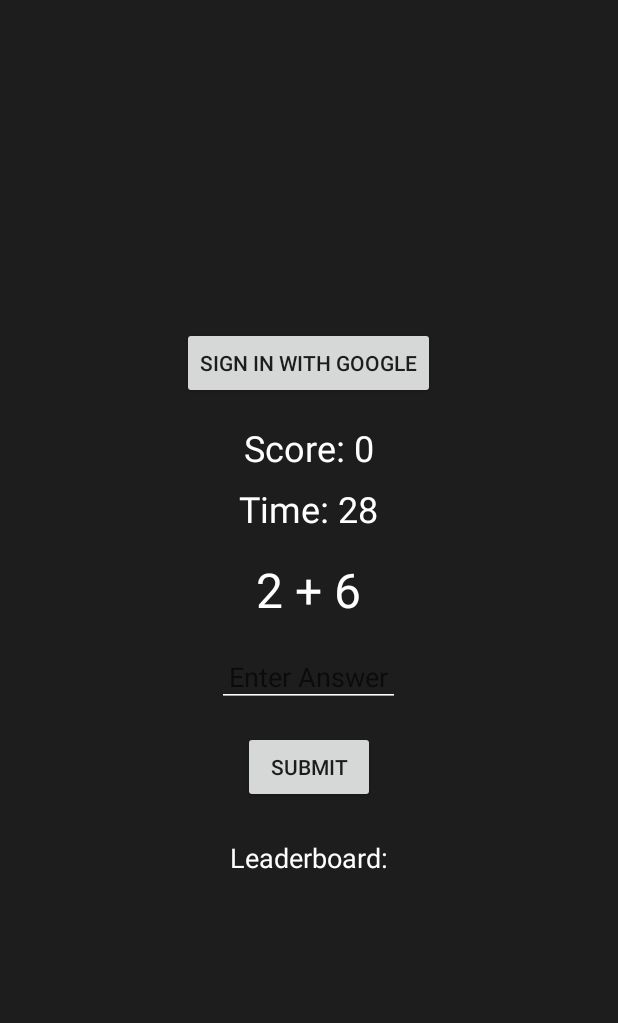
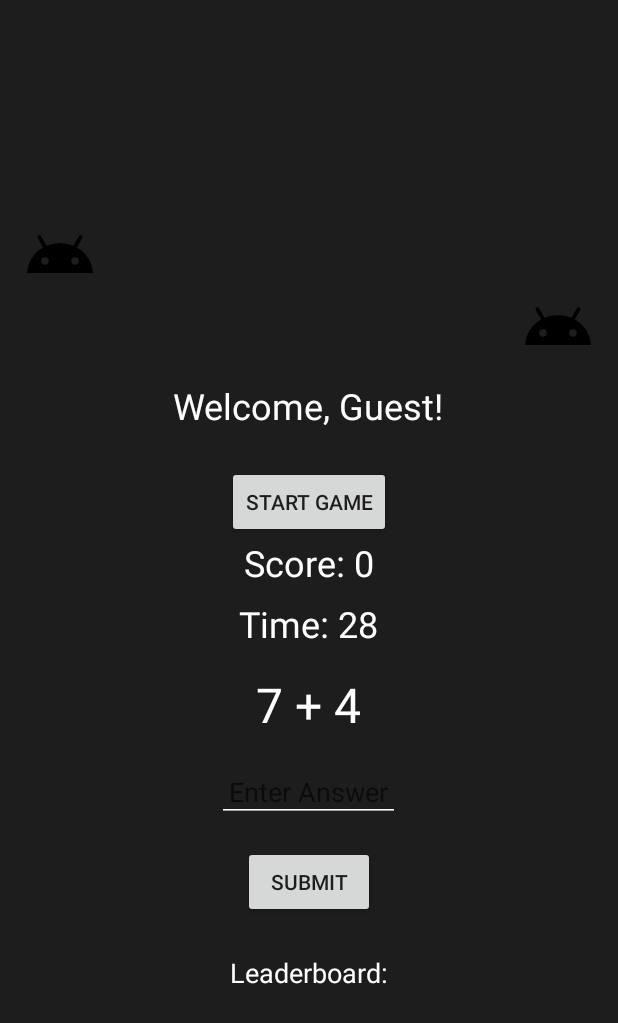
Before and after one commit to nateshsep24/QuickMathGame, an Android app built with Jetpack Compose: the screen it shows after launch (MainActivity), after a tap on "START GAME", on a phone screen of 412 x 824 dp. Shown: the top 1023 px of the screen. Run offline under Robolectric (Android 15) with nearby library versions, the phone set to English and light mode, and no system bars; our stand-ins replace Firebase (no records; nobody signed in at launch, a user with empty details on screens opened directly); 3 other taps on this screen came first.

Commit message:
Added google signin and guest mode

```diff
--- a/app/src/main/java/com/example/quickmathgame/MainActivity.kt
+++ b/app/src/main/java/com/example/quickmathgame/MainActivity.kt
@@ -5,10 +5,9 @@ import android.content.SharedPreferences
 import android.media.MediaPlayer
 import android.os.Bundle
 import android.os.CountDownTimer
-import android.widget.Button
-import android.widget.EditText
-import android.widget.TextView
-import android.widget.Toast
+import android.view.View
+import android.widget.*
+import androidx.appcompat.app.AlertDialog
 import androidx.appcompat.app.AppCompatActivity
 import com.google.android.gms.auth.api.signin.GoogleSignIn
 import com.google.android.gms.auth.api.signin.GoogleSignInAccount
@@ -22,7 +21,15 @@ import com.google.firebase.auth.GoogleAuthProvider
 import kotlin.random.Random
 
 class MainActivity : AppCompatActivity() {
-    private lateinit var startButton: Button
+
+    private lateinit var signInWithGoogleButton: Button
+    private lateinit var guestButton: Button
+    private lateinit var profileIcon: ImageView
+    private lateinit var settingsIcon: ImageView
+    private lateinit var welcomeTextView: TextView
+    private lateinit var startGameButton: Button
+    private lateinit var auth: FirebaseAuth
+    private lateinit var googleSignInClient: GoogleSignInClient
     private lateinit var questionTextView: TextView
     private lateinit var scoreTextView: TextView
     private lateinit var timerTextView: TextView
@@ -30,9 +37,6 @@ class MainActivity : AppCompatActivity() {
     private lateinit var answerEditText: EditText
     private lateinit var submitButton: Button
     private lateinit var playAgainButton: Button
-    private lateinit var googleSignInButton: Button
-    private lateinit var auth: FirebaseAuth
-    private lateinit var googleSignInClient: GoogleSignInClient
     private val RC_SIGN_IN = 1
 
     // Game variables
@@ -54,7 +58,13 @@ class MainActivity : AppCompatActivity() {
         super.onCreate(savedInstanceState)
         setContentView(R.layout.activity_main)
 
-        startButton = findViewById(R.id.startButton)
+        // Initialize views
+        signInWithGoogleButton = findViewById(R.id.signInWithGoogleButton)
+        guestButton = findViewById(R.id.guestButton)
+        profileIcon = findViewById(R.id.profileIcon)
+        settingsIcon = findViewById(R.id.settingsIcon)
+        welcomeTextView = findViewById(R.id.welcomeTextView)
+        startGameButton = findViewById(R.id.startGameButton)
         questionTextView = findViewById(R.id.questionTextView)
         scoreTextView = findViewById(R.id.scoreTextView)
         timerTextView = findViewById(R.id.timerTextView)
@@ -62,7 +72,7 @@ class MainActivity : AppCompatActivity() {
         answerEditText = findViewById(R.id.answerEditText)
         submitButton = findViewById(R.id.submitButton)
         playAgainButton = findViewById(R.id.playAgainButton)
-        googleSignInButton = findViewById(R.id.googleSignInButton)
+
         auth = FirebaseAuth.getInstance()
 
         correctSound = MediaPlayer.create(this, R.raw.correct_sound)
@@ -78,14 +88,23 @@ class MainActivity : AppCompatActivity() {
             .build()
         googleSignInClient = GoogleSignIn.getClient(this, gso)
 
-        googleSignInButton.setOnClickListener {
+        signInWithGoogleButton.setOnClickListener {
             signIn()
         }
 
-        startButton.setOnClickListener {
-            startButton.visibility = Button.GONE
-            showGameUI()
-            startGame()
+        guestButton.setOnClickListener {
+            setupGuestUser()
+            displayGameUI()
+            startGame() // Start the game as a guest
+        }
+
+        profileIcon.setOnClickListener {
+            showMenu()
+        }
+
+        startGameButton.setOnClickListener {
+            displayGameUI()
+            startGame() // Start the game when logged in
         }
 
         submitButton.setOnClickListener {
@@ -98,7 +117,109 @@ class MainActivity : AppCompatActivity() {
         }
     }
 
+    private fun signIn() {
+        val signInIntent: Intent = googleSignInClient.signInIntent
+        startActivityForResult(signInIntent, RC_SIGN_IN)
+    }
+
+    private fun setupGuestUser() {
+        displayUserInterface("Guest")
+        saveUserLocally("Guest")
+    }
+
+    private fun saveUserLocally(userName: String) {
+        val editor = preferences.edit()
+        editor.putString("last_logged_in_user", userName)
+        editor.apply()
+    }
+
+    override fun onActivityResult(requestCode: Int, resultCode: Int, data: Intent?) {
+        super.onActivityResult(requestCode, resultCode, data)
+        if (requestCode == RC_SIGN_IN) {
+            val task: Task<GoogleSignInAccount> = GoogleSignIn.getSignedInAccountFromIntent(data)
+            try {
+                val account = task.getResult(ApiException::class.java)
+                firebaseAuthWithGoogle(account)
+            } catch (e: ApiException) {
+                Toast.makeText(this, "Sign-In Failed", Toast.LENGTH_LONG).show()
+            }
+        }
+    }
+
+    private fun firebaseAuthWithGoogle(account: GoogleSignInAccount?) {
+        if (account != null) {
+            val credential = GoogleAuthProvider.getCredential(account.idToken, null)
+            auth.signInWithCredential(credential)
+                .addOnCompleteListener(this) { task ->
+                    if (task.isSuccessful) {
+                        val user = auth.currentUser
+                        displayUserInterface(user?.displayName ?: "User")
+                        saveUserLocally(user?.displayName ?: "User")
+                    } else {
+                        Toast.makeText(this, "Firebase Authentication Failed", Toast.LENGTH_SHORT).show()
+                    }
+                }
+        }
+    }
+
+    private fun displayUserInterface(userName: String) {
+        signInWithGoogleButton.visibility = View.GONE
+        guestButton.visibility = View.GONE
+
+        profileIcon.visibility = View.VISIBLE
+        settingsIcon.visibility = View.VISIBLE
+        welcomeTextView.visibility = View.VISIBLE
+        startGameButton.visibility = View.VISIBLE
+
+        welcomeTextView.text = "Welcome, $userName!"
+    }
+
+    private fun showMenu() {
+        val options = arrayOf("High Score", "Logout")
+        val builder = AlertDialog.Builder(this)
+        builder.setItems(options) { dialog, which ->
+            when (which) {
+                0 -> showHighScores()
+                1 -> logoutUser()
+            }
+        }
+        builder.show()
+    }
+
+    private fun showHighScores() {
+        val highScores = getTop10HighScores() // Placeholder function for high scores retrieval
+        val highScoresText = highScores.joinToString("\n") { "Score: $it" }
+
+        val builder = AlertDialog.Builder(this)
+        builder.setTitle("Top 10 High Scores")
+        builder.setMessage(highScoresText)
+        builder.setPositiveButton("Close") { dialog, _ ->
+            dialog.dismiss()
+        }
+        builder.show()
+    }
+
+    private fun logoutUser() {
+        auth.signOut()
+        googleSignInClient.signOut().addOnCompleteListener {
+            // Reset UI to initial state
+            profileIcon.visibility = View.GONE
+            settingsIcon.visibility = View.GONE
+            welcomeTextView.visibility = View.GONE
+            startGameButton.visibility = View.GONE
+
+            signInWithGoogleButton.visibility = View.VISIBLE
+            guestButton.visibility = View.VISIBLE
+        }
+    }
+
+    private fun getTop10HighScores(): List<Int> {
+        // Placeholder function - Replace with actual high score logic
+        return listOf(100, 95, 90, 85, 80, 75, 70, 65, 60, 55)
+    }
+
     private fun startGame() {
+        // Implement the game start logic here
         score = 0
         comboCount = 0
         difficultyLevel = 1
@@ -111,13 +232,17 @@ class MainActivity : AppCompatActivity() {
         submitButton.isEnabled = true
     }
 
-    private fun showGameUI() {
-        scoreTextView.visibility = TextView.VISIBLE
-        timerTextView.visibility = TextView.VISIBLE
-        questionTextView.visibility = TextView.VISIBLE
-        answerEditText.visibility = EditText.VISIBLE
-        submitButton.visibility = Button.VISIBLE
-        leaderboardTextView.visibility = TextView.VISIBLE
+    private fun displayGameUI() {
+        scoreTextView.visibility = View.VISIBLE
+        timerTextView.visibility = View.VISIBLE
+        questionTextView.visibility = View.VISIBLE
+        answerEditText.visibility = View.VISIBLE
+        submitButton.visibility = View.VISIBLE
+        leaderboardTextView.visibility = View.VISIBLE
+    }
+
+    private fun updateScore() {
+        scoreTextView.text = "Score: $score"
     }
 
     private fun generateQuestion() {
@@ -156,6 +281,33 @@ class MainActivity : AppCompatActivity() {
         }.start()
     }
 
+    private fun updateTimer() {
+        val secondsLeft = (timeLeft / 1000).toInt()
+        timerTextView.text = "Time: $secondsLeft"
+    }
+
+    private fun gameOver() {
+        if (score > highScore) {
+            highScore = score
+            preferences.edit().putInt("high_score", highScore).apply()
+            Toast.makeText(this, "New High Score!", Toast.LENGTH_SHORT).show()
+        }
+        updateLeaderboard()
+        timerTextView.text = "Time's up!"
+        submitButton.isEnabled = false
+        playAgainButton.visibility = Button.VISIBLE
+        questionTextView.text = "Game Over! Your score: $score\nHigh Score: $highScore"
+    }
+
+    private fun updateLeaderboard() {
+        var scores = preferences.getStringSet("leaderboard", mutableSetOf())?.toMutableList() ?: mutableListOf()
+        scores.add(score.toString())
+        scores.sortByDescending { it.toInt() }
+        if (scores.size > 3) scores = scores.take(3).toMutableList()
+        preferences.edit().putStringSet("leaderboard", scores.toSet()).apply()
+        leaderboardTextView.text = "Leaderboard:\n" + scores.joinToString("\n")
+    }
+
     private fun checkAnswer() {
         val answer = answerEditText.text.toString().toIntOrNull()
         if (answer == correctAnswer) {
@@ -183,95 +335,9 @@ class MainActivity : AppCompatActivity() {
         }
     }
 
-    private fun updateScore() {
-        scoreTextView.text = "Score: $score"
-    }
-
-    private fun updateTimer() {
-        val secondsLeft = (timeLeft / 1000).toInt()
-        timerTextView.text = "Time: $secondsLeft"
-    }
-
-    private fun updateLeaderboard() {
-        var scores = preferences.getStringSet("leaderboard", mutableSetOf())?.toMutableList() ?: mutableListOf()
-        scores.add(score.toString())
-        scores.sortByDescending { it.toInt() }
-        if (scores.size > 3) scores = scores.take(3).toMutableList()
-        preferences.edit().putStringSet("leaderboard", scores.toSet()).apply()
-        leaderboardTextView.text = "Leaderboard:\n" + scores.joinToString("\n")
-    }
-
-    private fun gameOver() {
-        if (score > highScore) {
-            highScore = score
-            preferences.edit().putInt("high_score", highScore).apply()
-            Toast.makeText(this, "New High Score!", Toast.LENGTH_SHORT).show()
-        }
-        updateLeaderboard()
-        timerTextView.text = "Time's up!"
-        submitButton.isEnabled = false
-        playAgainButton.visibility = Button.VISIBLE
-        questionTextView.text = "Game Over! Your score: $score\nHigh Score: $highScore"
-    }
-
     override fun onDestroy() {
         super.onDestroy()
         correctSound.release()
         incorrectSound.release()
     }
-    private fun signIn() {
-        val signInIntent: Intent = googleSignInClient.signInIntent
-        startActivityForResult(signInIntent, RC_SIGN_IN)
-    }
-
-    override fun onActivityResult(requestCode: Int, resultCode: Int, data: Intent?) {
-        super.onActivityResult(requestCode, resultCode, data)
-
-        if (requestCode == RC_SIGN_IN) {
-            val task: Task<GoogleSignInAccount> = GoogleSignIn.getSignedInAccountFromIntent(data)
-            handleSignInResult(task)
-        }
-    }
-
-    private fun handleSignInResult(completedTask: Task<GoogleSignInAccount>) {
-        try {
-            val account = completedTask.getResult(ApiException::class.java)
-            firebaseAuthWithGoogle(account)
-        } catch (e: ApiException) {
-            // Sign-in failed
-            updateUI(null)
-            Toast.makeText(this, "Sign-In Failed", Toast.LENGTH_LONG).show()
-        }
-    }
-
-    private fun firebaseAuthWithGoogle(account: GoogleSignInAccount?) {
-        if (account != null) {
-            val credential = GoogleAuthProvider.getCredential(account.idToken, null)
-            auth.signInWithCredential(credential)
-                .addOnCompleteListener(this) { task ->
-                    if (task.isSuccessful) {
-                        // Sign-in success
-                        val user = auth.currentUser
-                        updateUI(user)
-                    } else {
-                        // Sign-in failed, get the error
-                        val exception = task.exception
-                        Toast.makeText(this, "Firebase Authentication Failed: ${exception?.message}", Toast.LENGTH_SHORT).show()
-                        updateUI(null)
-                    }
-                }
-        }
-    }
-
-    private fun updateUI(user: FirebaseUser?) {
-        if (user != null) {
-            Toast.makeText(this, "Welcome, ${user.displayName}", Toast.LENGTH_SHORT).show()
-            leaderboardTextView.visibility = TextView.VISIBLE
-            leaderboardTextView.text = "User: ${user.displayName}\n" + leaderboardTextView.text
-        } else {
-            leaderboardTextView.visibility = TextView.GONE
-        }
-    }
-
-    // Rest of the game code (unchanged)
 }
--- /dev/null
+++ b/app/src/main/res/drawable/ic_profile.xml
@@ -0,0 +1,5 @@
+<vector xmlns:android="http://schemas.android.com/apk/res/android" android:height="24dp" android:tint="#000000" android:viewportHeight="24" android:viewportWidth="24" android:width="24dp">
+
+    <path android:fillColor="#FF000000" android:pathData="M17.6,11.48 L19.44,8.3a0.63,0.63 0,0 0,-1.09 -0.63l-1.88,3.24a11.43,11.43 0,0 0,-8.94 0L5.65,7.67a0.63,0.63 0,0 0,-1.09 0.63L6.4,11.48A10.81,10.81 0,0 0,1 20L23,20A10.81,10.81 0,0 0,17.6 11.48ZM7,17.25A1.25,1.25 0,1 1,8.25 16,1.25 1.25,0 0,1 7,17.25ZM17,17.25A1.25,1.25 0,1 1,18.25 16,1.25 1.25,0 0,1 17,17.25Z"/>
+
+</vector>
--- /dev/null
+++ b/app/src/main/res/drawable/ic_settings.xml
@@ -0,0 +1,5 @@
+<vector xmlns:android="http://schemas.android.com/apk/res/android" android:height="24dp" android:tint="#000000" android:viewportHeight="24" android:viewportWidth="24" android:width="24dp">
+
+    <path android:fillColor="#FF000000" android:pathData="M17.6,11.48 L19.44,8.3a0.63,0.63 0,0 0,-1.09 -0.63l-1.88,3.24a11.43,11.43 0,0 0,-8.94 0L5.65,7.67a0.63,0.63 0,0 0,-1.09 0.63L6.4,11.48A10.81,10.81 0,0 0,1 20L23,20A10.81,10.81 0,0 0,17.6 11.48ZM7,17.25A1.25,1.25 0,1 1,8.25 16,1.25 1.25,0 0,1 7,17.25ZM17,17.25A1.25,1.25 0,1 1,18.25 16,1.25 1.25,0 0,1 17,17.25Z"/>
+
+</vector>
--- a/app/src/main/res/layout/activity_main.xml
+++ b/app/src/main/res/layout/activity_main.xml
@@ -8,19 +8,57 @@
 
     <!-- Google Sign-In Button -->
     <Button
-        android:id="@+id/googleSignInButton"
+        android:id="@+id/signInWithGoogleButton"
         android:layout_width="wrap_content"
         android:layout_height="wrap_content"
         android:layout_marginBottom="16dp"
         android:text="Sign In with Google" />
 
-    <!-- Start Button -->
+    <!-- Guest Button -->
     <Button
-        android:id="@+id/startButton"
+        android:id="@+id/guestButton"
         android:layout_width="wrap_content"
         android:layout_height="wrap_content"
         android:layout_marginBottom="16dp"
-        android:text="Start Game" />
+        android:text="Guest" />
+
+    <!-- Profile Icon -->
+    <ImageView
+        android:id="@+id/profileIcon"
+        android:layout_width="48dp"
+        android:layout_height="48dp"
+        android:src="@drawable/ic_profile"
+        android:visibility="gone"
+        android:layout_gravity="start" />
+
+    <!-- Settings Icon -->
+    <ImageView
+        android:id="@+id/settingsIcon"
+        android:layout_width="48dp"
+        android:layout_height="48dp"
+        android:src="@drawable/ic_settings"
+        android:visibility="gone"
+        android:layout_gravity="end" />
+
+    <!-- Welcome Username Text -->
+    <TextView
+        android:id="@+id/welcomeTextView"
+        android:layout_width="wrap_content"
+        android:layout_height="wrap_content"
+        android:text="Welcome, User!"
+        android:textSize="24sp"
+        android:textColor="#FFFFFF"
+        android:visibility="gone"
+        android:layout_marginTop="16dp" />
+
+    <!-- Start Game Button -->
+    <Button
+        android:id="@+id/startGameButton"
+        android:layout_width="wrap_content"
+        android:layout_height="wrap_content"
+        android:text="Start Game"
+        android:layout_marginTop="24dp"
+        android:visibility="gone" />
 
     <!-- Score Display -->
     <TextView
```
